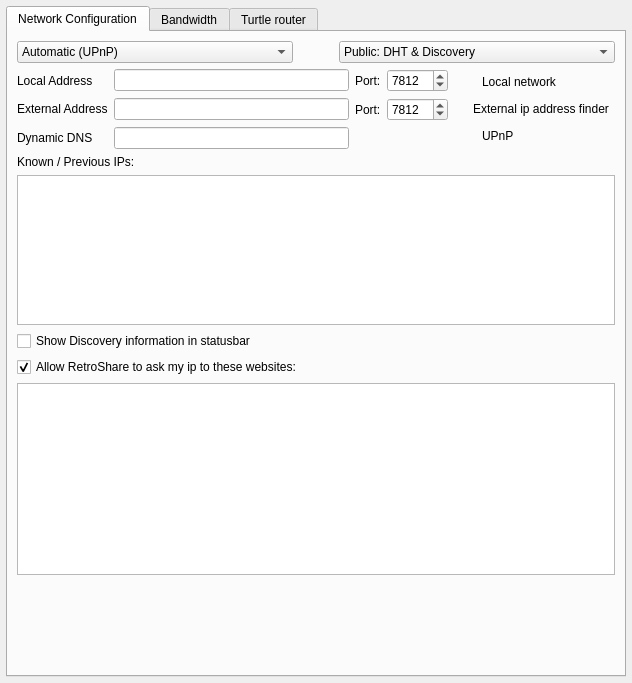
The window that retroshare-gui/src/gui/settings/ServerPage.ui (RetroShare/RetroShare) describes before a commit, drawn with Qt 5.
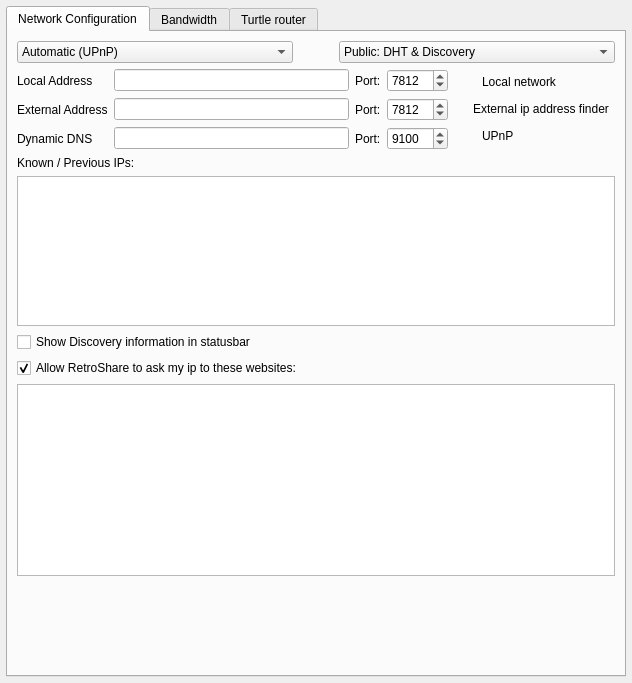
The same window after the commit. Icons and pictures are not drawn.

Commit message: - Switched to new RsAccounts interface.  - Reworked ServerPage to support HiddenNode configuration.

What changed in the file:
```diff
--- a/retroshare-gui/src/gui/settings/ServerPage.ui
+++ b/retroshare-gui/src/gui/settings/ServerPage.ui
@@ -126,7 +126,7 @@
               </widget>
              </item>
              <item>
-              <widget class="QLabel" name="label_2">
+              <widget class="QLabel" name="label_extAddress">
                <property name="text">
                 <string>External Address</string>
                </property>
@@ -201,6 +201,29 @@
              <item row="2" column="0">
               <widget class="QLineEdit" name="dynDNS"/>
              </item>
+             <item row="2" column="2">
+              <widget class="QSpinBox" name="torPort">
+               <property name="toolTip">
+                <string>The Port that TOR is listening to for outgoing connections. Normally 9100 or 9150</string>
+               </property>
+               <property name="minimum">
+                <number>1024</number>
+               </property>
+               <property name="maximum">
+                <number>65535</number>
+               </property>
+               <property name="value">
+                <number>9100</number>
+               </property>
+              </widget>
+             </item>
+             <item row="2" column="1">
+              <widget class="QLabel" name="label_2">
+               <property name="text">
+                <string>Port:</string>
+               </property>
+              </widget>
+             </item>
             </layout>
            </item>
           </layout>
```
Left out of the diff: 10 changed lines with no effect on the pictures. The commit also changes 12 other files.
